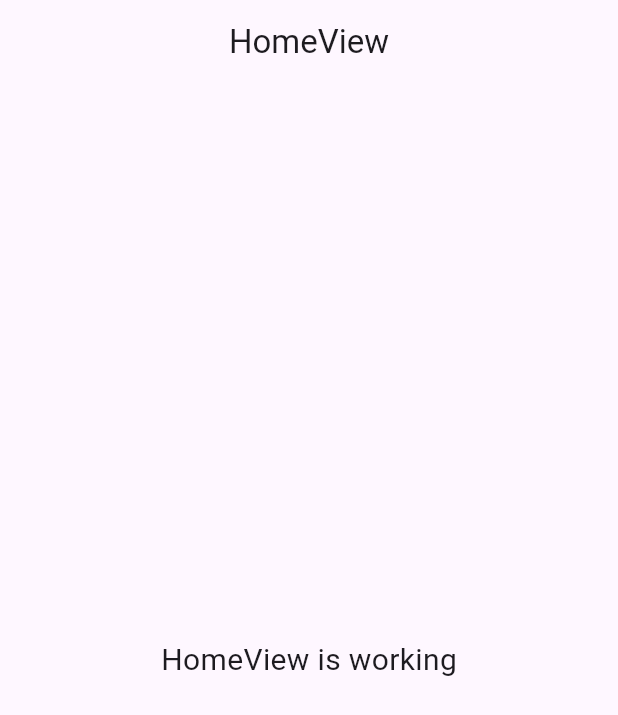
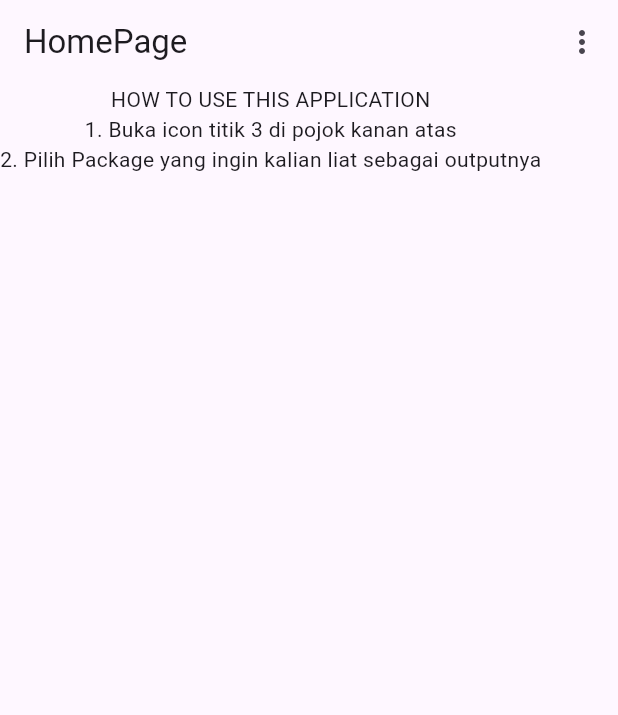
Before and after one commit to AbilWilly/Mod_2_Mobile_CodeLab_2, a Flutter app: the screen it shows after launch, on a phone screen of 412 x 824 dp. Shown: the top 715 px of the screen. Run offline on Flutter 3.47's test engine with Material 3 defaults, Android fonts, the phone set to English and light mode, and no system bars; our stand-ins replace get, webview_flutter.

Commit message:
coba commit

```diff
--- a/lib/app/modules/home/views/home_view.dart
+++ b/lib/app/modules/home/views/home_view.dart
@@ -1,23 +1,45 @@
 import 'package:flutter/material.dart';
 
 import 'package:get/get.dart';
-
+import 'package:modul_1_mobile/app/routes/app_pages.dart';
 import '../controllers/home_controller.dart';
 
 class HomeView extends GetView<HomeController> {
-  const HomeView({super.key});
+  const HomeView({Key? key}) : super(key: key);
   @override
   Widget build(BuildContext context) {
     return Scaffold(
       appBar: AppBar(
-        title: const Text('HomeView'),
-        centerTitle: true,
+        title: Text("HomePage"),
+        actions: [
+          PopupMenuButton(
+              onSelected: (value) {
+                switch (value) {
+                  case 0:
+                    Get.toNamed(Routes.HTTP);
+                    break;
+                }
+              },
+              itemBuilder: (context) => [
+                const PopupMenuItem(
+                  value: 0,
+                  child: TextButton(
+                    onPressed: null,
+                    child: Text("HTTP Page"),
+                  ),
+                ),
+              ])
+
+        ],
       ),
-      body: const Center(
-        child: Text(
-          'HomeView is working',
-          style: TextStyle(fontSize: 20),
-        ),
+      body: const Column(
+        mainAxisAlignment: MainAxisAlignment.start,
+        crossAxisAlignment: CrossAxisAlignment.center,
+        children: [
+          Text("HOW TO USE THIS APPLICATION"),
+          Text("1. Buka icon titik 3 di pojok kanan atas"),
+          Text("2. Pilih Package yang ingin kalian liat sebagai outputnya"),
+        ],
       ),
     );
   }
--- a/lib/app/routes/app_routes.dart
+++ b/lib/app/routes/app_routes.dart
@@ -4,9 +4,19 @@ part of 'app_pages.dart';
 abstract class Routes {
   Routes._();
   static const HOME = _Paths.HOME;
+  static const HTTP = _Paths.HTTP;
+  static const DIO = _Paths.DIO;
+  static const GETCONNECT = _Paths.GETCONNECT;
+  static const ARTICLE_DETAILS = _Paths.ARTICLE_DETAILS;
+  static const ARTICLE_DETAILS_WEBVIEW = _Paths.ARTICLE_DETAILS_WEBVIEW;
 }
 
 abstract class _Paths {
   _Paths._();
   static const HOME = '/home';
+  static const HTTP = '/http_view';
+  static const DIO = '/dio_view';
+  static const GETCONNECT = '/get_connect_view';
+  static const ARTICLE_DETAILS = '/article_detail_view';
+  static const ARTICLE_DETAILS_WEBVIEW = '/article_detail_web_view';
 }
--- a/pubspec.yaml
+++ b/pubspec.yaml
@@ -30,6 +30,9 @@ environment:
 dependencies:
   flutter:
     sdk: flutter
+
+  webview_flutter: ^4.8.0
+  http: ^1.2.0
 
 
   # The following adds the Cupertino Icons font to your application.
```
Also changed, not shown: lib/app/data/services/http_controller.dart (+40 -0 lines), lib/app/modules/components/card_article.dart (+48 -0 lines), lib/app/modules/http_views/binding/http_binding.dart (+13 -0 lines), lib/app/modules/http_views/views/http_view.dart (+78 -0 lines), lib/app/routes/app_pages.dart (+21 -5 lines), pubspec.lock, 2 other files.
